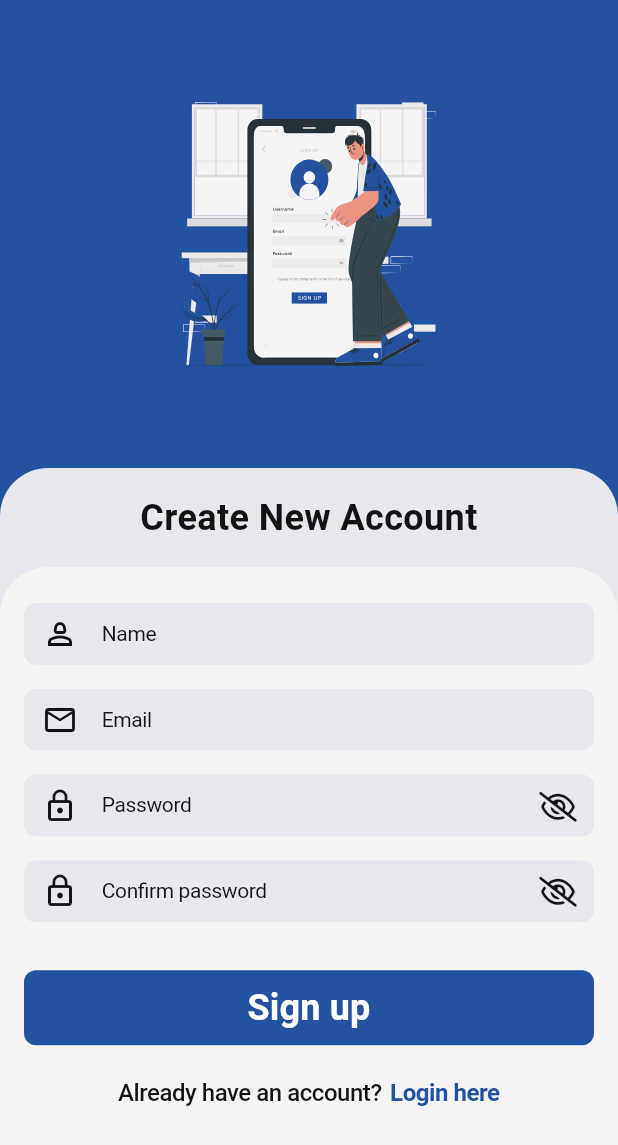
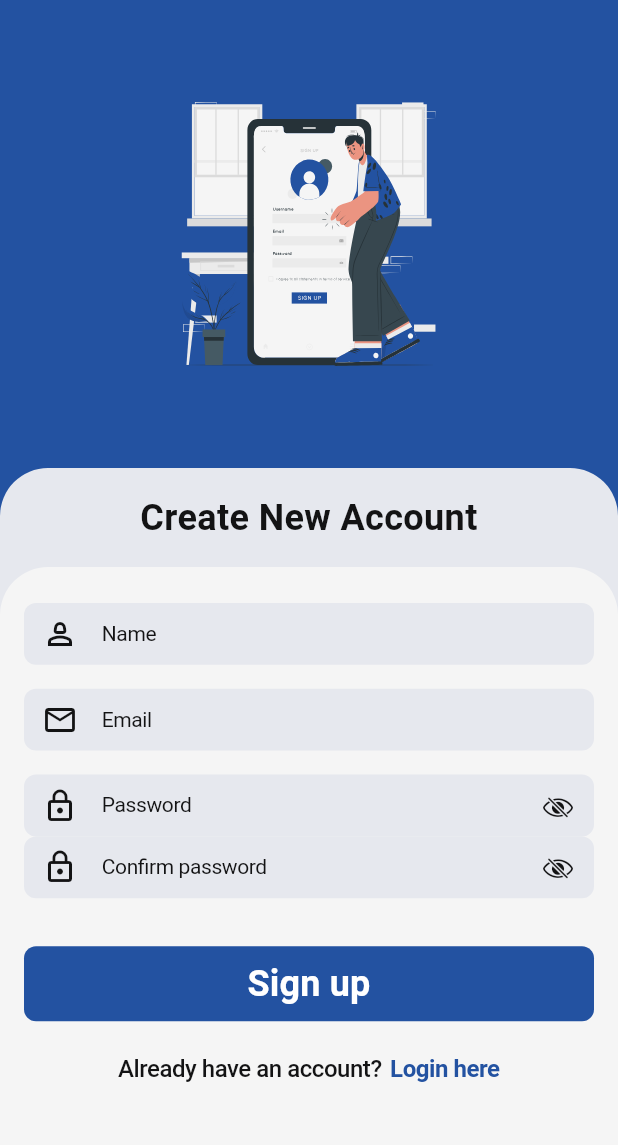
Before and after one commit to BaselHegazi226/Road-Man-Project-Repo, a Flutter app: the SignUpView screen opened by its route, on a phone screen of 412 x 824 dp. Shown: the top 1145 px of the screen. Run offline on Flutter 3.47's test engine with Material 3 defaults, Android fonts, the phone set to English and light mode, and no system bars; our stand-ins replace awesome_dialog, dartz, flutter_svg, font_awesome_flutter, get_it, go_router and 1 more; Roboto replaces fonts that are missing (afacad).

Commit message:
transfer password , confirm password fields to sign_up_text_form_field_section.dart

```diff
--- a/lib/features/_03_auth_view/presentation/views/widgets/sign_up_widgets/sign_up_text_form_field_section.dart
+++ b/lib/features/_03_auth_view/presentation/views/widgets/sign_up_widgets/sign_up_text_form_field_section.dart
@@ -1,5 +1,5 @@
 import 'package:flutter/material.dart';
-import 'package:font_awesome_flutter/font_awesome_flutter.dart';
+import 'package:road_man_project/features/_03_auth_view/presentation/views/widgets/sign_up_widgets/sign_up_password_section.dart';
 
 import '../../../../../../core/utilities/custom_text_form_field.dart';
 
@@ -34,18 +34,7 @@ class _SignUPTextFormFieldSectionState
           textEditingController: TextEditingController(),
           prefixIcon: Icons.email_outlined,
         ),
-        CustomTextFormField(
-          hintText: 'Password',
-          textEditingController: TextEditingController(),
-          prefixIcon: Icons.lock_outline,
-          suffixIcon: FontAwesomeIcons.eyeSlash,
-        ),
-        CustomTextFormField(
-          hintText: 'Confirm password',
-          textEditingController: TextEditingController(),
-          prefixIcon: Icons.lock_outline,
-          suffixIcon: FontAwesomeIcons.eyeSlash,
-        ),
+        SignUpPasswordSection(),
       ],
     );
   }
```
